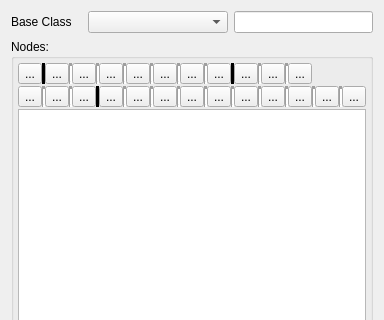
The window that Editor/src/Items/Entity/EntityWidget.ui (GameOverture/HarmonyEngine) describes before a commit, drawn with Qt 5; both pictures show x 0 to 384 and y 0 to 320 of the 384 by 797 pixel window.
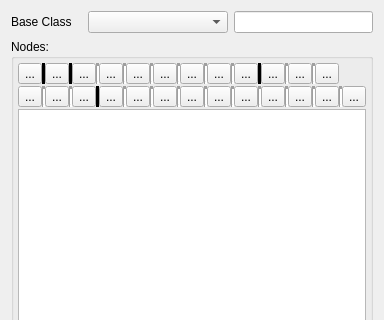
The same window after the commit. Icons and pictures are not drawn. Custom widgets are drawn as their Qt base class.

Commit message: Edit mode model/view now have base class for other edit mode types (Vector and future TileMaps); Fixed some TileSet bugs with region size; Fixture Point now generates its runtime code

What changed in the file:
```diff
--- a/Editor/src/Items/Entity/EntityWidget.ui
+++ b/Editor/src/Items/Entity/EntityWidget.ui
@@ -92,6 +92,26 @@
             </property>
            </widget>
           </item>
+          <item>
+           <widget class="QToolButton" name="btnAddTileMap">
+            <property name="text">
+             <string>...</string>
+            </property>
+           </widget>
+          </item>
+          <item>
+           <widget class="Line" name="line_25">
+            <property name="frameShadow">
+             <enum>QFrame::Shadow::Plain</enum>
+            </property>
+            <property name="lineWidth">
+             <number>3</number>
+            </property>
+            <property name="orientation">
+             <enum>Qt::Orientation::Vertical</enum>
+            </property>
+           </widget>
+          </item>
           <item>
            <widget class="QToolButton" name="btnAddPrimitive">
             <property name="text">
```
Left out of the diff: 15 changed lines with no effect on the pictures. The commit also changes 27 other files.
